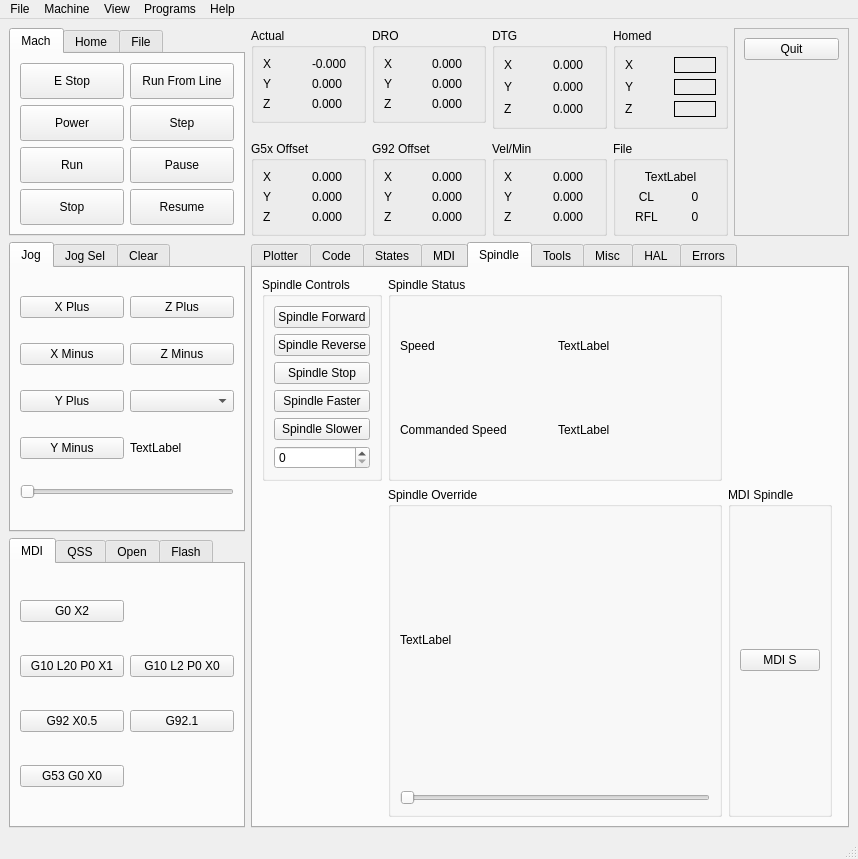
Before: the Qt Designer form examples/testgui/single-spindle.ui in jethornton/flexgui, drawn with Qt 5.
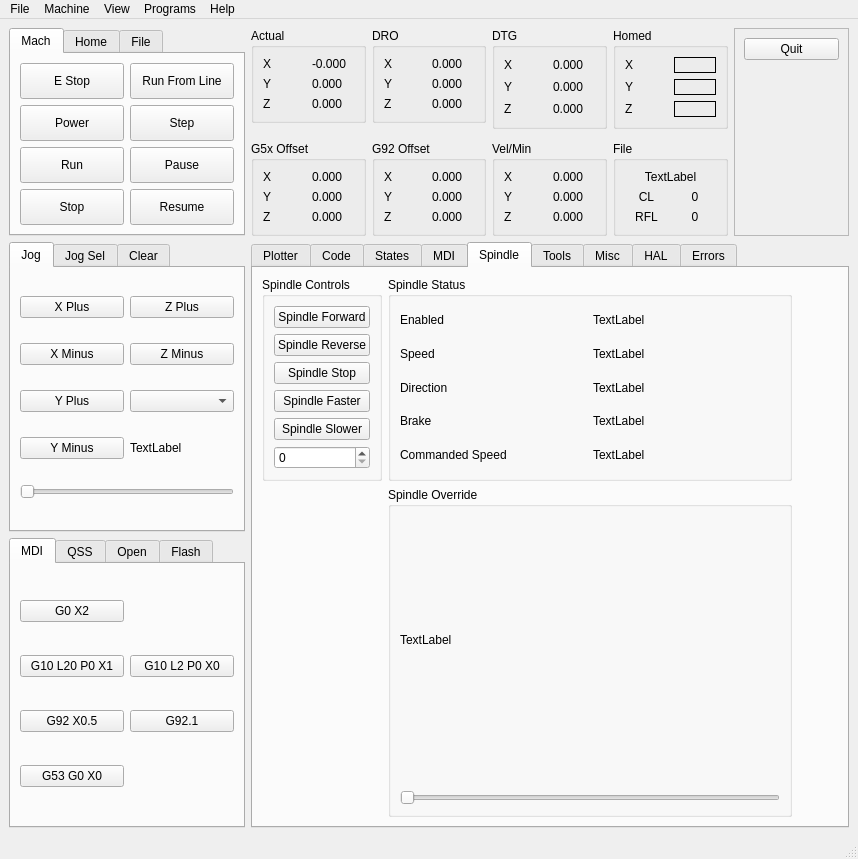
After: the same form once the commit is applied.

Patch:
```diff
--- a/examples/testgui/single-spindle.ui
+++ b/examples/testgui/single-spindle.ui
@@ -923,22 +923,6 @@
           </layout>
          </widget>
         </item>
-        <item row="2" column="2">
-         <widget class="QGroupBox" name="groupBox_25">
-          <property name="title">
-           <string>MDI Spindle</string>
-          </property>
-          <layout class="QVBoxLayout" name="verticalLayout_12">
-           <item>
-            <widget class="QPushButton" name="mdi_s_pb">
-             <property name="text">
-              <string>MDI S</string>
-             </property>
-            </widget>
-           </item>
-          </layout>
-         </widget>
-        </item>
         <item row="2" column="0">
          <spacer name="verticalSpacer_7">
           <property name="orientation">
@@ -971,10 +955,10 @@
            <string>Spindle Status</string>
           </property>
           <layout class="QGridLayout" name="gridLayout_34">
-           <item row="1" column="1">
-            <widget class="QLabel" name="spindle_speed_0_lb">
+           <item row="2" column="0">
+            <widget class="QLabel" name="label_58">
              <property name="text">
-              <string>TextLabel</string>
+              <string>Direction</string>
              </property>
             </widget>
            </item>
@@ -985,15 +969,57 @@
              </property>
             </widget>
            </item>
-           <item row="2" column="0">
+           <item row="4" column="1">
+            <widget class="QLabel" name="spindle_cmd_speed_0_lb">
+             <property name="text">
+              <string>TextLabel</string>
+             </property>
+            </widget>
+           </item>
+           <item row="1" column="1">
+            <widget class="QLabel" name="spindle_speed_0_lb">
+             <property name="text">
+              <string>TextLabel</string>
+             </property>
+            </widget>
+           </item>
+           <item row="2" column="1">
+            <widget class="QLabel" name="spindle_direction_0_lb">
+             <property name="text">
+              <string>TextLabel</string>
+             </property>
+            </widget>
+           </item>
+           <item row="4" column="0">
             <widget class="QLabel" name="label_57">
              <property name="text">
               <string>Commanded Speed</string>
              </property>
             </widget>
            </item>
-           <item row="2" column="1">
-            <widget class="QLabel" name="spindle_cmd_speed_0_lb">
+           <item row="3" column="1">
+            <widget class="QLabel" name="spindle_brake_0_lb">
+             <property name="text">
+              <string>TextLabel</string>
+             </property>
+            </widget>
+           </item>
+           <item row="3" column="0">
+            <widget class="QLabel" name="label_60">
+             <property name="text">
+              <string>Brake</string>
+             </property>
+            </widget>
+           </item>
+           <item row="0" column="0">
+            <widget class="QLabel" name="label_59">
+             <property name="text">
+              <string>Enabled</string>
+             </property>
+            </widget>
+           </item>
+           <item row="0" column="1">
+            <widget class="QLabel" name="spindle_enabled_0_lb">
              <property name="text">
               <string>TextLabel</string>
              </property>
```
